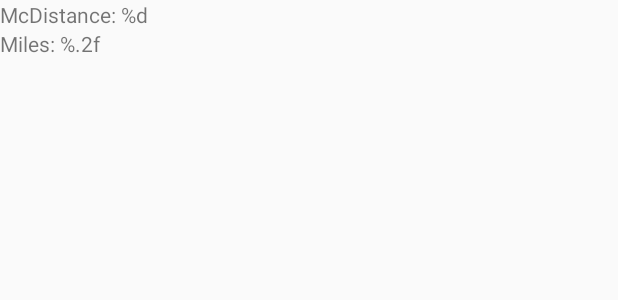
After one commit to ajgreenman/mcdistance-android, an Android app: the layout fragment_mcdistance.xml on its own in the app's theme, with its tools: preview values and no code run, on a phone screen of 412 x 824 dp. The commit adds this screen. Shown: the top 300 px of the screen. Run offline under Robolectric (Android 15) with nearby library versions, the phone set to English and light mode, and no system bars.

Commit message:
Added main McDistanceActivity and McDistanceFragment classes. Began setting up user interface.

```diff
--- /dev/null
+++ b/app/src/main/res/layout/activity_fragment.xml
@@ -0,0 +1,5 @@
+<?xml version="1.0" encoding="utf-8"?>
+<FrameLayout xmlns:android="http://schemas.android.com/apk/res/android"
+    android:id="@+id/fragmentContainer"
+    android:layout_width="match_parent"
+    android:layout_height="match_parent" />
--- /dev/null
+++ b/app/src/main/res/layout/fragment_mcdistance.xml
@@ -0,0 +1,20 @@
+<?xml version="1.0" encoding="utf-8"?>
+
+<LinearLayout xmlns:android="http://schemas.android.com/apk/res/android"
+    android:orientation="vertical"
+    android:layout_width="match_parent"
+    android:layout_height="match_parent">
+
+    <TextView
+        android:id="@+id/mcdistanceTextView"
+        android:layout_width="match_parent"
+        android:layout_height="wrap_content"
+        android:text="@string/mcdistance" />
+
+    <TextView
+        android:id="@+id/milesTextView"
+        android:layout_width="match_parent"
+        android:layout_height="wrap_content"
+        android:text="@string/mcdistanceMiles" />
+
+</LinearLayout>
--- a/app/src/main/res/values/strings.xml
+++ b/app/src/main/res/values/strings.xml
@@ -2,7 +2,8 @@
 <resources>
 
     <string name="app_name">McDistance</string>
-    <string name="hello_world">Hello world!</string>
+    <string name="mcdistance">McDistance: %d</string>
+    <string name="mcdistanceMiles">Miles: %.2f</string>
     <string name="action_settings">Settings</string>
 
 </resources>
```
Also changed, not shown: app/src/main/java/com/cherrycapitalmobile/android/mcdistance/McDistanceActivity.java (+4 -28 lines), app/src/main/java/com/cherrycapitalmobile/android/mcdistance/McDistanceFragment.java (added, +22 -0 lines), app/src/main/java/com/cherrycapitalmobile/android/mcdistance/SingleFragmentActivity.java (added, +35 -0 lines).
